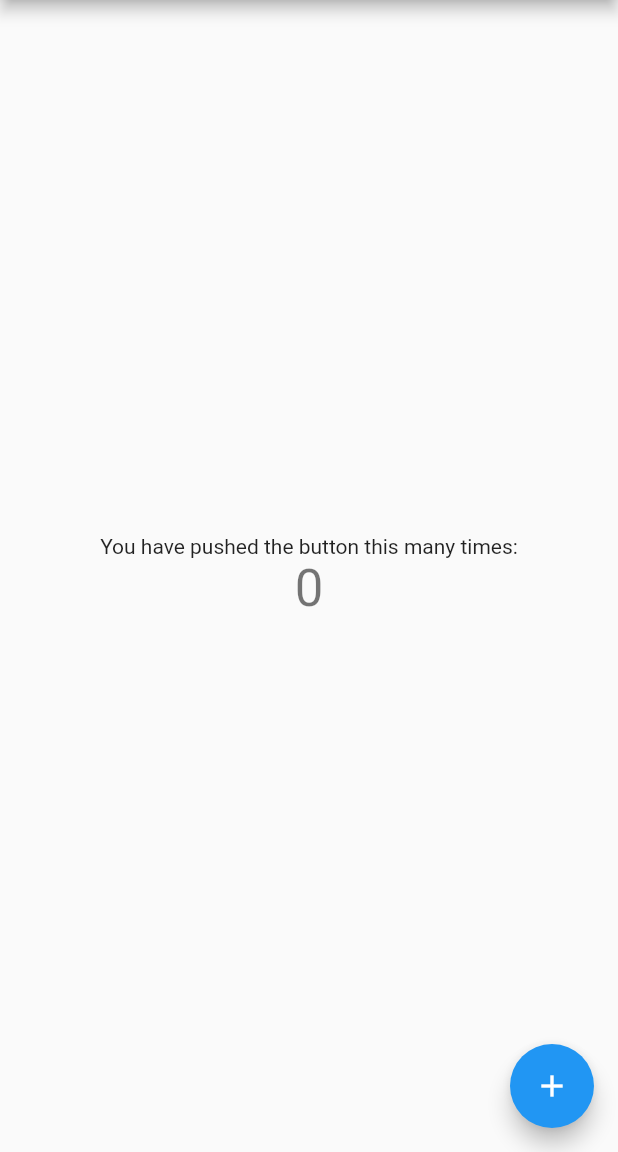
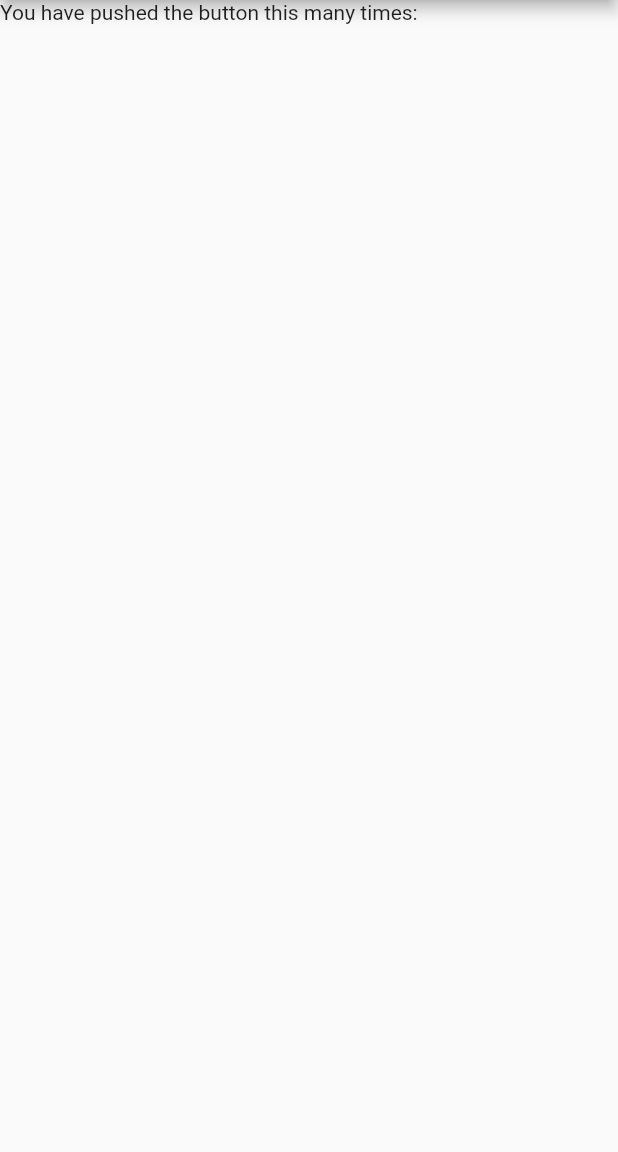
Before and after one commit to SheriffSoco/second_app, a Flutter app: the screen it shows after launch, on a phone screen of 412 x 824 dp, the part 84-1236 px from its top. Run offline on Flutter 3.47's test engine with Material 2 defaults, Android fonts, the phone set to English and light mode, and no system bars.

Commit message:
Remove starter code

```diff
--- a/lib/main.dart
+++ b/lib/main.dart
@@ -10,37 +10,15 @@ class MyApp extends StatelessWidget {
   // This widget is the root of your application.
   @override
   Widget build(BuildContext context) {
-    return MaterialApp(
+    return const MaterialApp(
       title: 'Flutter Demo',
-      theme: ThemeData(
-        // This is the theme of your application.
-        //
-        // Try running your application with "flutter run". You'll see the
-        // application has a blue toolbar. Then, without quitting the app, try
-        // changing the primarySwatch below to Colors.green and then invoke
-        // "hot reload" (press "r" in the console where you ran "flutter run",
-        // or simply save your changes to "hot reload" in a Flutter IDE).
-        // Notice that the counter didn't reset back to zero; the application
-        // is not restarted.
-        primarySwatch: Colors.blue,
-      ),
-      home: const MyHomePage(title: 'Flutter Demo Home Page'),
+      home: MyHomePage(title: 'Flutter Demo Home Page'),
     );
   }
 }
 
 class MyHomePage extends StatefulWidget {
   const MyHomePage({Key? key, required this.title}) : super(key: key);
-
-  // This widget is the home page of your application. It is stateful, meaning
-  // that it has a State object (defined below) that contains fields that affect
-  // how it looks.
-
-  // This class is the configuration for the state. It holds the values (in this
-  // case the title) provided by the parent (in this case the App widget) and
-  // used by the build method of the State. Fields in a Widget subclass are
-  // always marked "final".
-
   final String title;
 
   @override
@@ -48,68 +26,19 @@ class MyHomePage extends StatefulWidget {
 }
 
 class _MyHomePageState extends State<MyHomePage> {
-  int _counter = 0;
-
-  void _incrementCounter() {
-    setState(() {
-      // This call to setState tells the Flutter framework that something has
-      // changed in this State, which causes it to rerun the build method below
-      // so that the display can reflect the updated values. If we changed
-      // _counter without calling setState(), then the build method would not be
-      // called again, and so nothing would appear to happen.
-      _counter++;
-    });
-  }
-
   @override
   Widget build(BuildContext context) {
-    // This method is rerun every time setState is called, for instance as done
-    // by the _incrementCounter method above.
-    //
-    // The Flutter framework has been optimized to make rerunning build methods
-    // fast, so that you can just rebuild anything that needs updating rather
-    // than having to individually change instances of widgets.
     return Scaffold(
       appBar: AppBar(
-        // Here we take the value from the MyHomePage object that was created by
-        // the App.build method, and use it to set our appbar title.
         title: Text(widget.title),
       ),
-      body: Center(
-        // Center is a layout widget. It takes a single child and positions it
-        // in the middle of the parent.
-        child: Column(
-          // Column is also a layout widget. It takes a list of children and
-          // arranges them vertically. By default, it sizes itself to fit its
-          // children horizontally, and tries to be as tall as its parent.
-          //
-          // Invoke "debug painting" (press "p" in the console, choose the
-          // "Toggle Debug Paint" action from the Flutter Inspector in Android
-          // Studio, or the "Toggle Debug Paint" command in Visual Studio Code)
-          // to see the wireframe for each widget.
-          //
-          // Column has various properties to control how it sizes itself and
-          // how it positions its children. Here we use mainAxisAlignment to
-          // center the children vertically; the main axis here is the vertical
-          // axis because Columns are vertical (the cross axis would be
-          // horizontal).
-          mainAxisAlignment: MainAxisAlignment.center,
-          children: <Widget>[
-            const Text(
-              'You have pushed the button this many times:',
-            ),
-            Text(
-              '$_counter',
-              style: Theme.of(context).textTheme.headline4,
-            ),
-          ],
-        ),
+      body: Column(
+        children: const <Widget>[
+          Text(
+            'You have pushed the button this many times:',
+          ),
+        ],
       ),
-      floatingActionButton: FloatingActionButton(
-        onPressed: _incrementCounter,
-        tooltip: 'Increment',
-        child: const Icon(Icons.add),
-      ), // This trailing comma makes auto-formatting nicer for build methods.
     );
   }
 }
```
